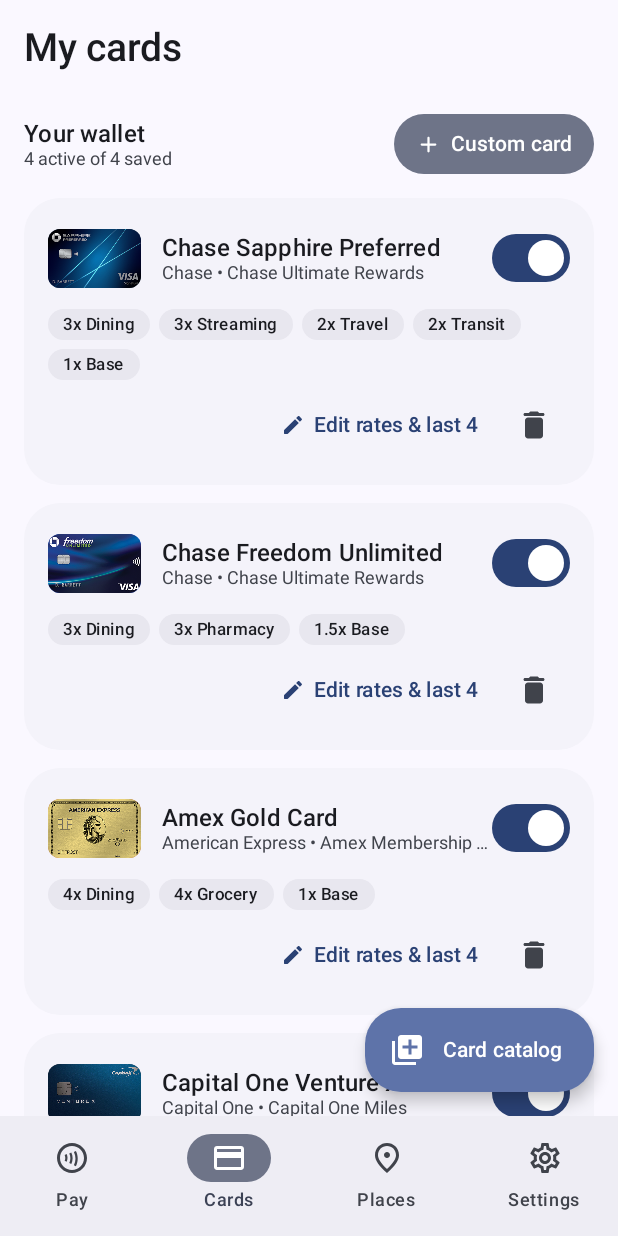
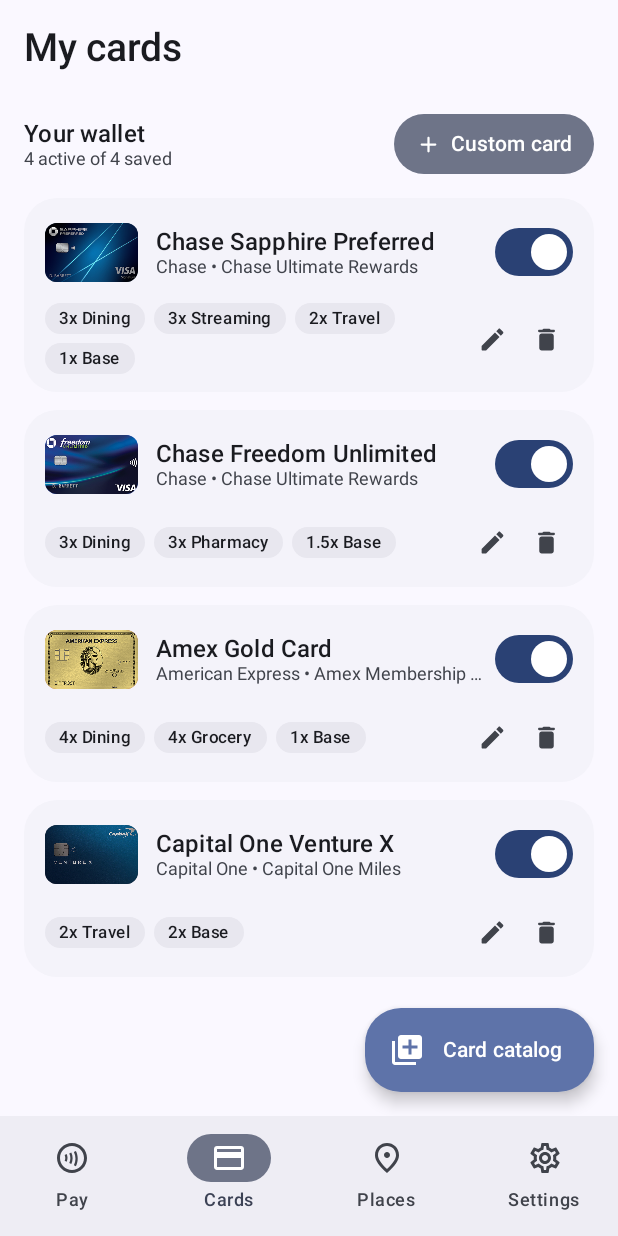
Before and after one commit to prasanthgajula08/credit-auto, an Android app built with Jetpack Compose: the screen it shows after launch (MainActivity), item 2 of the bottom bar chosen, on a phone screen of 412 x 824 dp. Run offline under Robolectric (Android 15) with nearby library versions, the phone set to English and light mode, and no system bars.

Commit message:
Compact My Cards layout with icon-only edit action (v1.5.1)

```diff
--- a/app/build.gradle.kts
+++ b/app/build.gradle.kts
@@ -13,8 +13,8 @@ android {
         applicationId = "com.creditauto.app"
         minSdk = 26
         targetSdk = 34
-        versionCode = 11
-        versionName = "1.5.0"
+        versionCode = 12
+        versionName = "1.5.1"
 
         testInstrumentationRunner = "androidx.test.runner.AndroidJUnitRunner"
         vectorDrawables {
--- a/app/src/main/java/com/creditauto/app/ui/screens/MyCardsScreen.kt
+++ b/app/src/main/java/com/creditauto/app/ui/screens/MyCardsScreen.kt
@@ -246,15 +246,16 @@ private fun OwnedCardItem(
     onRemove: () -> Unit
 ) {
     Surface(
-        shape = RoundedCornerShape(24.dp),
+        shape = RoundedCornerShape(22.dp),
         color = MaterialTheme.colorScheme.surfaceContainerLow,
+        onClick = onEdit,
         modifier = Modifier.fillMaxWidth()
     ) {
-        Column(modifier = Modifier.padding(16.dp)) {
+        Column(modifier = Modifier.padding(horizontal = 14.dp, vertical = 12.dp)) {
             Row(verticalAlignment = Alignment.CenterVertically) {
                 MiniCreditCardThumbnail(card = card, width = 62.dp)
 
-                Spacer(modifier = Modifier.width(14.dp))
+                Spacer(modifier = Modifier.width(12.dp))
 
                 Column(modifier = Modifier.weight(1f)) {
                     Text(
@@ -272,6 +273,8 @@ private fun OwnedCardItem(
                         overflow = TextOverflow.Ellipsis
                     )
                 }
+
+                Spacer(modifier = Modifier.width(6.dp))
 
                 Switch(
                     checked = card.isActive,
@@ -297,7 +300,7 @@ private fun OwnedCardItem(
                     card.mobileWalletRate?.let { add("${fmt(it)}${card.rewardCurrency.unitLabel} Google Pay") }
                     card.categoryRates.entries
                         .sortedByDescending { it.value }
-                        .take(4)
+                        .take(3)
                         .forEach { (cat, rate) ->
                             add("${fmt(rate)}${card.rewardCurrency.unitLabel} ${cat.shortLabel}")
                         }
@@ -305,7 +308,12 @@ private fun OwnedCardItem(
                 }
             }
 
+            Row(
+                modifier = Modifier.fillMaxWidth(),
+                verticalAlignment = Alignment.CenterVertically
+            ) {
                 FlowRow(
+                    modifier = Modifier.weight(1f),
                     horizontalArrangement = Arrangement.spacedBy(6.dp),
                     verticalArrangement = Arrangement.spacedBy(6.dp)
                 ) {
@@ -318,29 +326,35 @@ private fun OwnedCardItem(
                                 text = pillText,
                                 style = MaterialTheme.typography.labelSmall,
                                 color = MaterialTheme.colorScheme.onSurface,
-                            modifier = Modifier.padding(horizontal = 10.dp, vertical = 4.dp)
+                                modifier = Modifier.padding(horizontal = 9.dp, vertical = 4.dp)
                             )
                         }
                     }
                 }
 
-            Spacer(modifier = Modifier.height(6.dp))
+                Spacer(modifier = Modifier.width(4.dp))
 
-            Row(
-                modifier = Modifier.fillMaxWidth(),
-                horizontalArrangement = Arrangement.End,
-                verticalAlignment = Alignment.CenterVertically
+                IconButton(
+                    onClick = onEdit,
+                    modifier = Modifier.size(36.dp)
                 ) {
-                TextButton(onClick = onEdit) {
-                    Icon(Icons.Rounded.Edit, contentDescription = null, modifier = Modifier.size(16.dp))
-                    Spacer(modifier = Modifier.width(6.dp))
-                    Text("Edit rates & last 4")
+                    Icon(
+                        imageVector = Icons.Rounded.Edit,
+                        contentDescription = "Edit card",
+                        tint = MaterialTheme.colorScheme.onSurfaceVariant,
+                        modifier = Modifier.size(19.dp)
+                    )
                 }
-                IconButton(onClick = onRemove) {
+
+                IconButton(
+                    onClick = onRemove,
+                    modifier = Modifier.size(36.dp)
+                ) {
                     Icon(
-                        Icons.Rounded.Delete,
+                        imageVector = Icons.Rounded.Delete,
                         contentDescription = "Remove from wallet",
-                        tint = MaterialTheme.colorScheme.onSurfaceVariant
+                        tint = MaterialTheme.colorScheme.onSurfaceVariant,
+                        modifier = Modifier.size(19.dp)
                     )
                 }
             }
```
Lines whose indentation alone changed are shown as unchanged.
